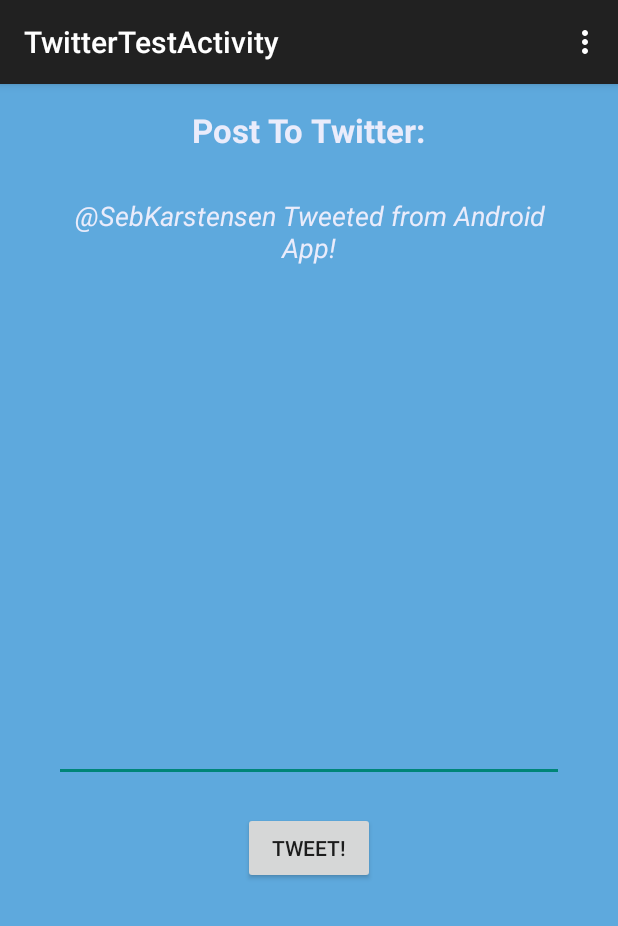
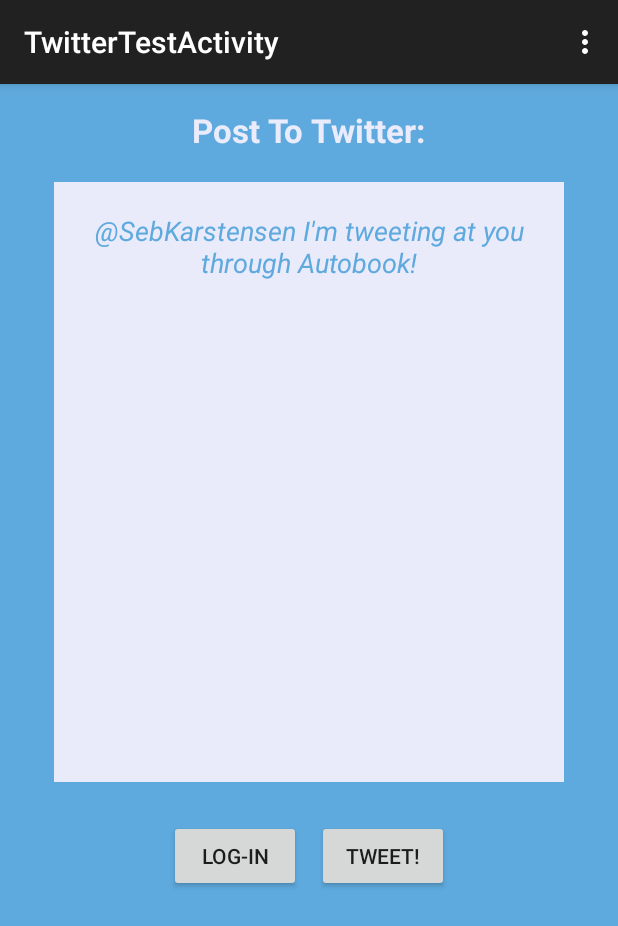
Before and after one commit to SebastianKarstensen/CIS454, an Android app: the TwitterTestActivity screen opened directly, with no data from a screen before it, on a phone screen of 412 x 824 dp. Shown: the top 926 px of the screen. Run offline under Robolectric (Android 15) with nearby library versions, the light colour scheme and no system bars.

Commit message:
Imported Twitter4J library + tried OAuth
No success, this isn't working at the moment...

```diff
--- a/Autobook/app/build.gradle
+++ b/Autobook/app/build.gradle
@@ -20,6 +20,7 @@
 }
 
 dependencies {
-    compile fileTree(dir: 'libs', include: ['*.jar'])
+    compile fileTree(include: ['*.jar'], dir: 'libs')
     compile 'com.android.support:appcompat-v7:21.0.3'
+    compile files('libs/twitter4j-core-4.0.2.jar')
 }
--- a/Autobook/app/src/main/java/com/autobook/cis454/autobook/TestActivities/TwitterTestActivity.java
+++ b/Autobook/app/src/main/java/com/autobook/cis454/autobook/TestActivities/TwitterTestActivity.java
@@ -1,17 +1,27 @@
 package com.autobook.cis454.autobook.TestActivities;
 
+import android.content.SharedPreferences;
+import android.net.Uri;
 import android.support.v7.app.ActionBarActivity;
-import android.support.v7.app.ActionBar;
 import android.support.v4.app.Fragment;
 import android.os.Bundle;
+import android.text.Html;
+import android.util.Log;
 import android.view.LayoutInflater;
 import android.view.Menu;
 import android.view.MenuItem;
 import android.view.View;
 import android.view.ViewGroup;
-import android.os.Build;
+import android.widget.Button;
+import android.widget.EditText;
 
 import com.autobook.cis454.autobook.R;
+
+import twitter4j.Twitter;
+import twitter4j.TwitterFactory;
+import twitter4j.User;
+import twitter4j.auth.AccessToken;
+import twitter4j.auth.RequestToken;
 
 public class TwitterTestActivity extends ActionBarActivity {
 
@@ -19,9 +29,12 @@
     protected void onCreate(Bundle savedInstanceState) {
         super.onCreate(savedInstanceState);
         setContentView(R.layout.activity_twitter_test);
+
+        Uri uri = getIntent().getData();
+
         if (savedInstanceState == null) {
             getSupportFragmentManager().beginTransaction()
-                    .add(R.id.container, new PlaceholderFragment())
+                    .add(R.id.container, PlaceholderFragment.newInstance(uri))
                     .commit();
         }
     }
@@ -54,14 +67,108 @@
      */
     public static class PlaceholderFragment extends Fragment {
 
+        public static final String ARG_URI = "ARGUMENT_URI";
+
+        static String TWITTER_CONSUMER_KEY = "PPdcTyXkb1yipqFAa4RdTnjux";
+        static String TWITTER_CONSUMER_SECRET = "bOwYdfmkQX2DsRgVeVxlrhtOUoWS8vlTn2ZXLP8qpnxRoEDC9u";
+
+        // Preference Constants
+        static String PREFERENCE_NAME = "twitter_oauth";
+        static final String PREF_KEY_OAUTH_TOKEN = "oauth_token";
+        static final String PREF_KEY_OAUTH_SECRET = "oauth_token_secret";
+        static final String PREF_KEY_TWITTER_LOGIN = "isTwitterLogedIn";
+
+        static final String TWITTER_CALLBACK_URL = "oauth://t4jsample";
+
+        // Twitter oauth urls
+        static final String URL_TWITTER_AUTH = "auth_url";
+        static final String URL_TWITTER_OAUTH_VERIFIER = "oauth_verifier";
+        static final String URL_TWITTER_OAUTH_TOKEN = "oauth_token";
+
+        // Twitter
+        private static Twitter twitter;
+        private static RequestToken requestToken;
+
+        // Shared Preferences
+        private static SharedPreferences mSharedPreferences;
+
+        // Uri
+        private static Uri uri;
+
         public PlaceholderFragment() {
+        }
+
+        public static Fragment newInstance(Uri uri) {
+            PlaceholderFragment fragment = new PlaceholderFragment();
+            Bundle arguments = new Bundle();
+            arguments.putSerializable(ARG_URI, (java.io.Serializable) uri);
+            fragment.setArguments(arguments);
+            return fragment;
         }
 
         @Override
         public View onCreateView(LayoutInflater inflater, ViewGroup container,
                                  Bundle savedInstanceState) {
+            uri = (Uri) getArguments().getSerializable(ARG_URI);
+
             View rootView = inflater.inflate(R.layout.fragment_twitter_test, container, false);
+
+            mSharedPreferences = getActivity().getApplicationContext().getSharedPreferences(
+                    "MyPref", 0);
+
+            EditText tweet_message = (EditText) rootView.findViewById(R.id.textArea_tweet_message);
+            String message = tweet_message.getText().toString();
+            Button tweet_button = (Button) rootView.findViewById(R.id.button_login_twitter);
+
+
+            tweet_button.setOnClickListener(new View.OnClickListener() {
+                @Override
+                public void onClick(View v) {
+                    loginToTwitter();
+                }
+            });
+
             return rootView;
         }
+
+        private void loginToTwitter() {
+
+            if (uri != null && uri.toString().startsWith(TWITTER_CALLBACK_URL)) {
+                // oAuth verifier
+                String verifier = uri
+                        .getQueryParameter(URL_TWITTER_OAUTH_VERIFIER);
+
+                try {
+                    // Get the access token
+                    AccessToken accessToken = twitter.getOAuthAccessToken(
+                            requestToken, verifier);
+
+                    // Shared Preferences
+                    SharedPreferences.Editor e = mSharedPreferences.edit();
+
+                    // After getting access token, access token secret
+                    // store them in application preferences
+                    e.putString(PREF_KEY_OAUTH_TOKEN, accessToken.getToken());
+                    e.putString(PREF_KEY_OAUTH_SECRET,
+                            accessToken.getTokenSecret());
+                    // Store login status - true
+                    e.putBoolean(PREF_KEY_TWITTER_LOGIN, true);
+                    e.commit(); // save changes
+
+                    Log.e("Twitter OAuth Token", "> " + accessToken.getToken());
+
+                    // Getting user details from twitter
+                    // For now i am getting his name only
+                    long userID = accessToken.getUserId();
+                    User user = twitter.showUser(userID);
+                    String username = user.getName();
+
+                } catch (Exception e) {
+                    // Check log for login errors
+                    Log.e("Twitter Login Error", "> " + e.getMessage());
+                }
+            }
+        }
     }
+
 }
--- a/Autobook/app/src/main/res/layout/fragment_twitter_test.xml
+++ b/Autobook/app/src/main/res/layout/fragment_twitter_test.xml
@@ -12,10 +12,10 @@
         android:layout_height="wrap_content"
         android:textAppearance="?android:attr/textAppearanceLarge"
         android:text="Post To Twitter:"
-        android:id="@+id/textView"
+        android:id="@+id/textView_twitter_headline"
         android:layout_alignParentTop="true"
         android:layout_centerHorizontal="true"
-        android:textColor="#f5efeefc"
+        android:textColor="@color/off_white"
         android:textStyle="bold" />
 
     <EditText
@@ -23,20 +23,43 @@
         android:layout_height="400dp"
         android:inputType="textMultiLine"
         android:ems="10"
-        android:id="@+id/editText"
-        android:layout_below="@+id/textView"
+        android:id="@+id/textArea_tweet_message"
+        android:layout_below="@+id/textView_twitter_headline"
         android:layout_centerHorizontal="true"
         android:layout_margin="20dp"
-        android:text="\@SebKarstensen Tweeted from Android App!"
-        android:textColor="#f5efeefc"
+        android:textColor="@color/twitter_standard"
         android:gravity="center_horizontal"
-        android:textStyle="italic" />
+        android:textStyle="italic"
+        android:background="@color/off_white"
+        android:text="\@SebKarstensen I&apos;m tweeting at you through Autobook!"
+        android:padding="20dp" />
 
-    <Button
-        android:layout_width="wrap_content"
-        android:layout_height="wrap_content"
-        android:text="Tweet!"
-        android:id="@+id/button"
-        android:layout_below="@+id/editText"
-        android:layout_centerHorizontal="true" />
+    <LinearLayout
+        android:orientation="horizontal"
+        android:layout_width="fill_parent"
+        android:layout_height="fill_parent"
+        android:layout_below="@+id/textArea_tweet_message"
+        android:layout_centerHorizontal="true"
+        android:gravity="center_horizontal">
+
+        <Button
+            android:layout_width="wrap_content"
+            android:layout_height="wrap_content"
+            android:text="LOG-IN"
+            android:id="@+id/button_login_twitter"
+            android:layout_below="@+id/textArea_tweet_message"
+            android:layout_centerHorizontal="true"
+            android:layout_margin="5dp" />
+
+        <Button
+            android:layout_width="wrap_content"
+            android:layout_height="wrap_content"
+            android:text="Tweet!"
+            android:id="@+id/button_tweet"
+            android:layout_below="@+id/textArea_tweet_message"
+            android:layout_centerHorizontal="true"
+            android:layout_margin="5dp" />
+
+    </LinearLayout>
+
 </RelativeLayout>
--- a/Autobook/app/src/main/res/values/colors.xml
+++ b/Autobook/app/src/main/res/values/colors.xml
@@ -2,5 +2,6 @@
 <resources>
 
     <color name="twitter_standard">#5EA9DD</color>
+    <color name="off_white">#f5EFEEFC</color>
 
 </resources>
```
Also changed, not shown: Autobook/app/src/main/AndroidManifest.xml (+11 -0 lines), Autobook/app/libs/twitter4j-core-4.0.2.jar (added), 2 other files.
